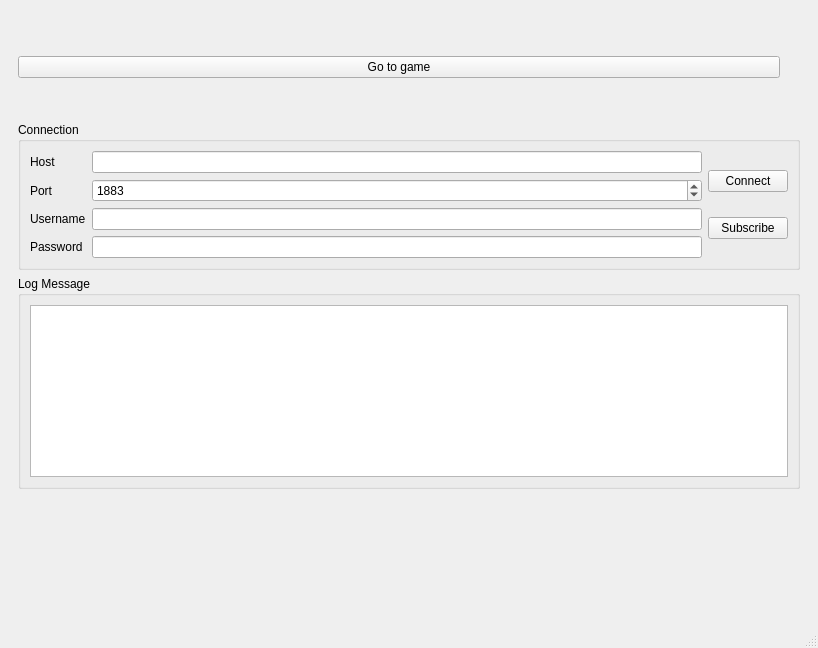
Before: the Qt Designer form mainwindow.ui in DucDung-oreo/rock_paper_scissors, drawn with Qt 5.
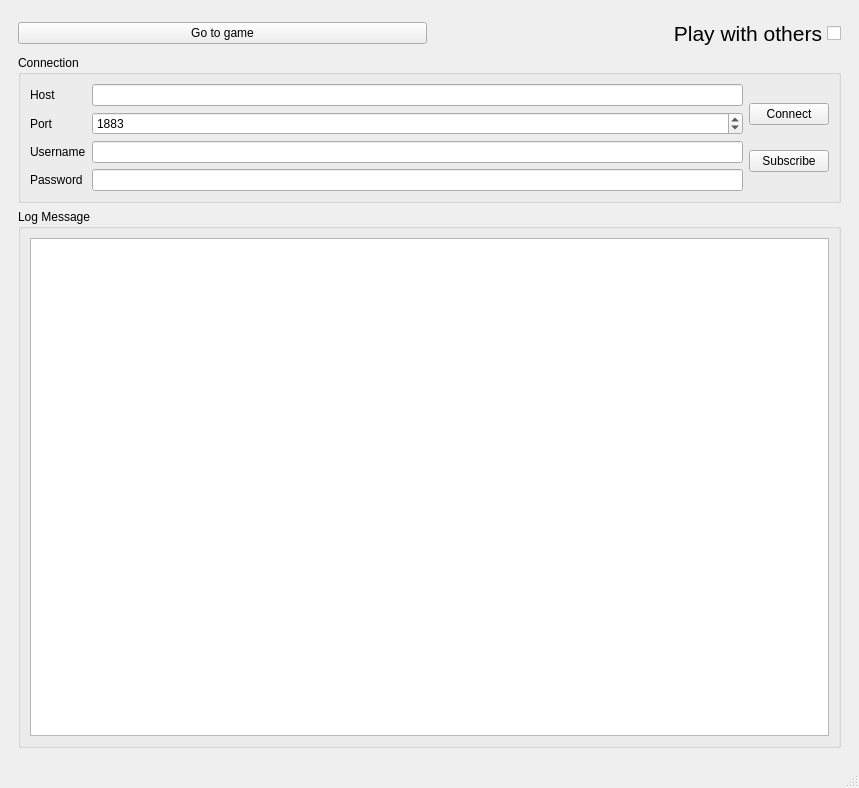
After: the same form once the commit is applied. The open tabs and pages were chosen to show the change. Icons and pictures are not drawn.

Commit message:
Add multiPlayer checkbox
	disable QtMqtt connection
	change players' avatars

Diff of the .ui file:
```diff
--- a/mainwindow.ui
+++ b/mainwindow.ui
@@ -6,8 +6,8 @@
    <rect>
     <x>0</x>
     <y>0</y>
-    <width>818</width>
-    <height>648</height>
+    <width>859</width>
+    <height>788</height>
    </rect>
   </property>
   <property name="sizePolicy">
@@ -411,7 +411,7 @@
       <widget class="QWidget" name="introPage">
        <layout class="QHBoxLayout" name="horizontalLayout_7">
         <item>
-         <layout class="QVBoxLayout" name="verticalLayout_15">
+         <layout class="QVBoxLayout" name="verticalLayout_13">
           <item>
            <layout class="QVBoxLayout" name="verticalLayout_14">
             <item>
@@ -424,17 +424,31 @@
                </widget>
               </item>
               <item>
-               <spacer name="verticalSpacer_3">
-                <property name="orientation">
-                 <enum>Qt::Vertical</enum>
+               <widget class="QCheckBox" name="multiCheckBox">
+                <property name="font">
+                 <font>
+                  <pointsize>16</pointsize>
+                 </font>
                 </property>
-                <property name="sizeHint" stdset="0">
+                <property name="layoutDirection">
+                 <enum>Qt::RightToLeft</enum>
+                </property>
+                <property name="text">
+                 <string>Play with others</string>
+                </property>
+                <property name="iconSize">
                  <size>
-                  <width>20</width>
-                  <height>138</height>
+                  <width>50</width>
+                  <height>50</height>
                  </size>
                 </property>
-               </spacer>
+                <property name="shortcut">
+                 <string>Ctrl+S</string>
+                </property>
+                <property name="tristate">
+                 <bool>false</bool>
+                </property>
+               </widget>
               </item>
              </layout>
             </item>
@@ -535,8 +549,6 @@
            </layout>
           </item>
           <item>
-           <layout class="QVBoxLayout" name="verticalLayout_13">
-            <item>
              <widget class="QGroupBox" name="groupBox_2">
               <property name="title">
                <string>Log Message</string>
@@ -548,21 +560,6 @@
               </layout>
              </widget>
             </item>
-            <item>
-             <spacer name="verticalSpacer_2">
-              <property name="orientation">
-               <enum>Qt::Vertical</enum>
-              </property>
-              <property name="sizeHint" stdset="0">
-               <size>
-                <width>20</width>
-                <height>138</height>
-               </size>
-              </property>
-             </spacer>
-            </item>
-           </layout>
-          </item>
          </layout>
         </item>
        </layout>
```
Left out of the diff: 32 changed lines with no effect on the pictures. Lines whose indentation alone changed are shown as unchanged. The commit also changes 7 other files.
